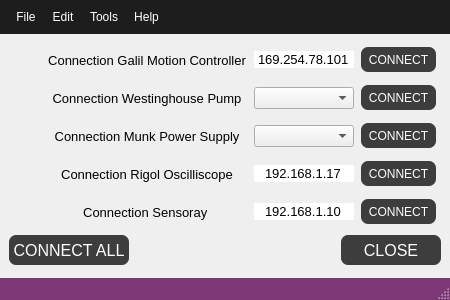
dmherrington/ECM-Control-System, file src/ECM_gui/misc_dialogs/window_device_connections.ui: the form before one commit.
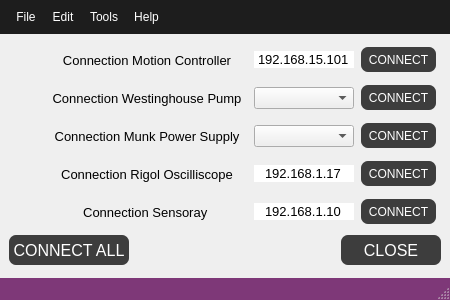
The form after the commit. Custom widgets are drawn as their Qt base class.

Diff of the .ui file:
```diff
--- a/src/ECM_gui/misc_dialogs/window_device_connections.ui
+++ b/src/ECM_gui/misc_dialogs/window_device_connections.ui
@@ -200,7 +200,7 @@
          </font>
         </property>
         <property name="text">
-         <string>Connection Galil Motion Controller</string>
+         <string>Connection Motion Controller</string>
         </property>
         <property name="alignment">
          <set>Qt::AlignCenter</set>
@@ -233,7 +233,7 @@
          </font>
         </property>
         <property name="text">
-         <string>169.254.78.101</string>
+         <string>192.168.15.101</string>
         </property>
         <property name="alignment">
          <set>Qt::AlignCenter</set>
```
Left out of the diff: 8 changed lines with no effect on the pictures.
